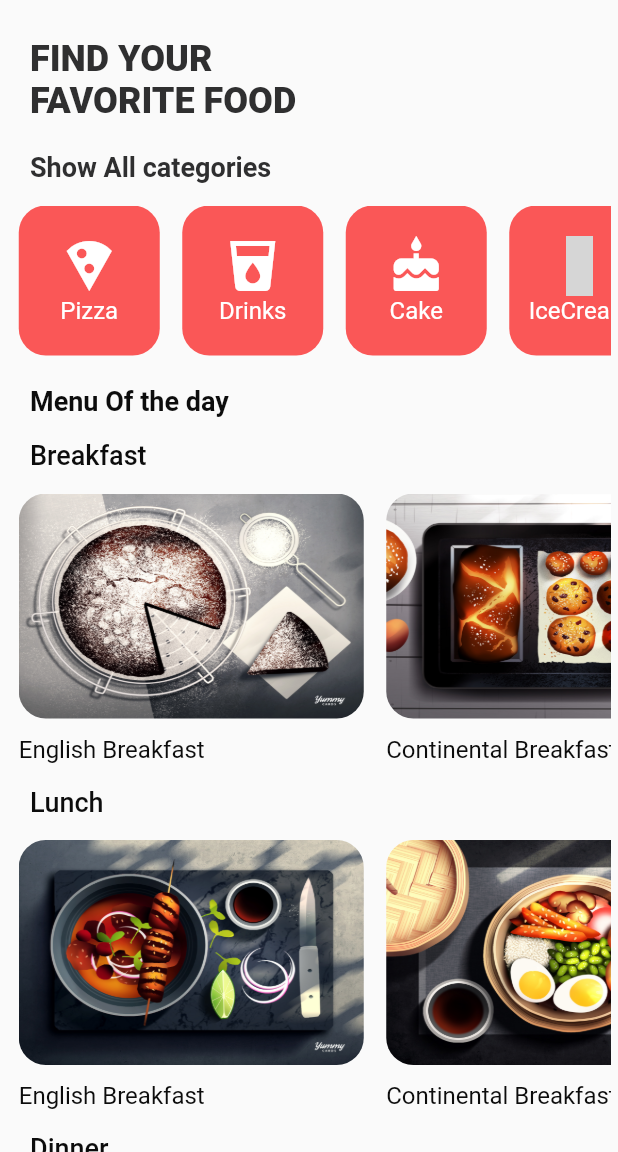
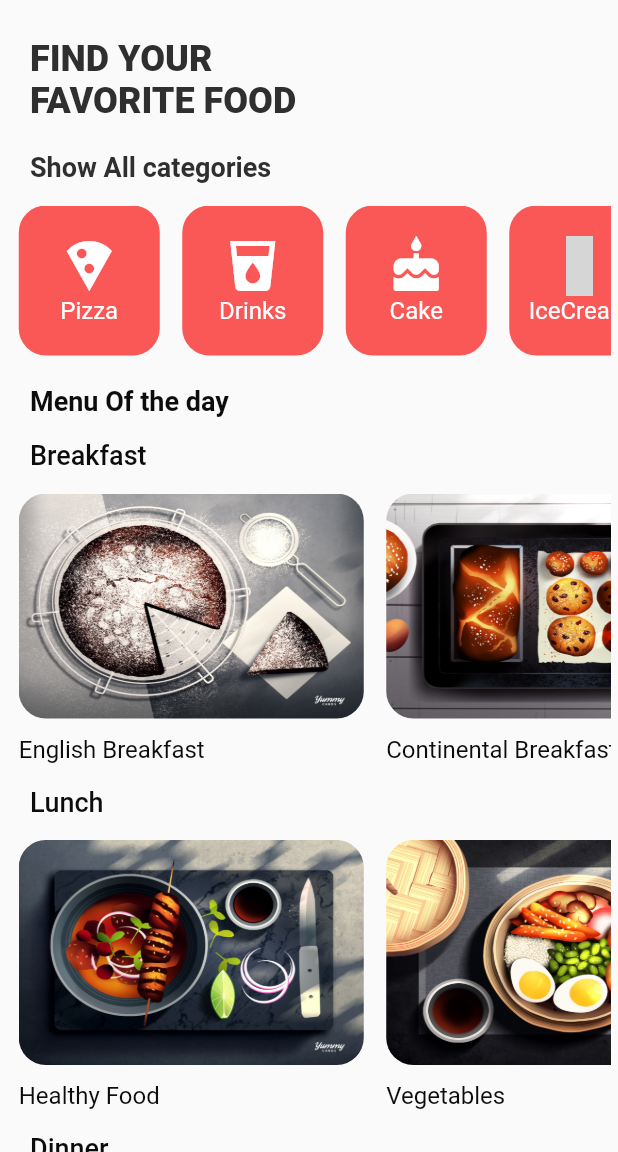
Before and after one commit to dalijardak/Lenus, a Flutter app: the RestaurantPage screen opened by its route, on a phone screen of 412 x 824 dp, the part 84-1236 px from its top. Run offline on Flutter 3.47's test engine with Material 2 defaults, Android fonts, the light colour scheme and no system bars; our stand-ins replace carousel_slider, flutter_icons, material_design_icons_flutter, percent_indicator; network calls fail; Roboto replaces fonts that are missing (Myriad Pro); grey boxes are pictures that could not be loaded.

Commit message:
Food Description

```diff
--- a/lib/screens/restaurantPage.dart
+++ b/lib/screens/restaurantPage.dart
@@ -1,3 +1,5 @@
+import 'package:Lenus_Final/screens/food_details.dart';
+import 'package:Lenus_Final/util/food_description.dart';
 import 'package:flutter/material.dart';
 import 'package:flutter_icons/flutter_icons.dart';
 
@@ -268,10 +270,12 @@ class FoodSlider extends StatelessWidget {
                 FoodItem(
                   image: AssetImage("assets/images/english_breakfast.jpg"),
                   title: "English Breakfast",
+                  description: english_breakfast,
                 ),
                 FoodItem(
                   image: AssetImage("assets/images/continental_breakfast.jpg"),
                   title: "Continental Breakfast",
+                  description: continental_breakfast,
                 ),
               ],
             ),
@@ -290,15 +294,18 @@ class FoodSlider extends StatelessWidget {
               children: [
                 FoodItem(
                   image: AssetImage("assets/images/healthy_lunch.jpg"),
-                  title: "English Breakfast",
+                  title: "Healthy Food",
+                  description: healthy_lunch.toString(),
                 ),
                 FoodItem(
                   image: AssetImage("assets/images/vegetables.jpg"),
-                  title: "Continental Breakfast",
+                  title: "Vegetables",
+                  description: vegetables,
                 ),
                 FoodItem(
                   image: AssetImage("assets/images/fast_food.jpg"),
                   title: "Fast Food",
+                  description: fast_food,
                 ),
               ],
             ),
@@ -317,11 +324,13 @@ class FoodSlider extends StatelessWidget {
               children: [
                 FoodItem(
                   image: AssetImage("assets/images/soup.jpg"),
-                  title: "English Breakfast",
+                  title: "Soup",
+                  description: soup,
                 ),
                 FoodItem(
                   image: AssetImage("assets/images/healthy.jpg"),
-                  title: "Continental Breakfast",
+                  title: "Healthy",
+                  description: healthy,
                 ),
               ],
             ),
@@ -336,14 +345,17 @@ class FoodSlider extends StatelessWidget {
 class FoodItem extends StatelessWidget {
   final AssetImage image;
   final String title;
+  final String description;
 
   FoodItem({
     this.image,
+    this.description,
     this.title,
   });
   @override
   Widget build(BuildContext context) {
-    return Padding(
+    return InkWell(
+      child: Padding(
         padding: EdgeInsets.only(
           right: 7.5,
           left: 7.5,
@@ -374,6 +386,17 @@ class FoodItem extends StatelessWidget {
             ],
           ),
         ),
+      ),
+      onTap: () => Navigator.push(
+        context,
+        MaterialPageRoute(
+          builder: (context) => FoodDetails(
+            title: this.title,
+            description: this.description,
+            image: this.image,
+          ),
+        ),
+      ),
     );
   }
 }
--- /dev/null
+++ b/lib/util/food_description.dart
@@ -0,0 +1,9 @@
+const String english_breakfast =
+    "The full English breakfast often consists of bacon fried egg, sausage, mushrooms baked beans toast, grilled tomatoes, and accompanied with tea or coffee.";
+const String continental_breakfast =
+    "A continental breakfast is a light morning meal. It's served buffet style, and it typically has fewer offerings than a traditional breakfastat our restaurant. it consists of bread productsfruit, fruit juice, coffee, and tea";
+const String vegetables = "Nice Vegetables LOL";
+const String healthy_lunch = "Healthy Food lol";
+const String fast_food = "Fast Food Kafteji";
+const String healthy = "Healthy, Healthy and Healthy";
+const String soup = "Souuuuuuuuuuuuuuuuuuuuuuuuuuuuuuupaaaa";
```
Also changed, not shown: lib/screens/food_details.dart (added, +106 -0 lines). Lines whose indentation alone changed are shown as unchanged.
